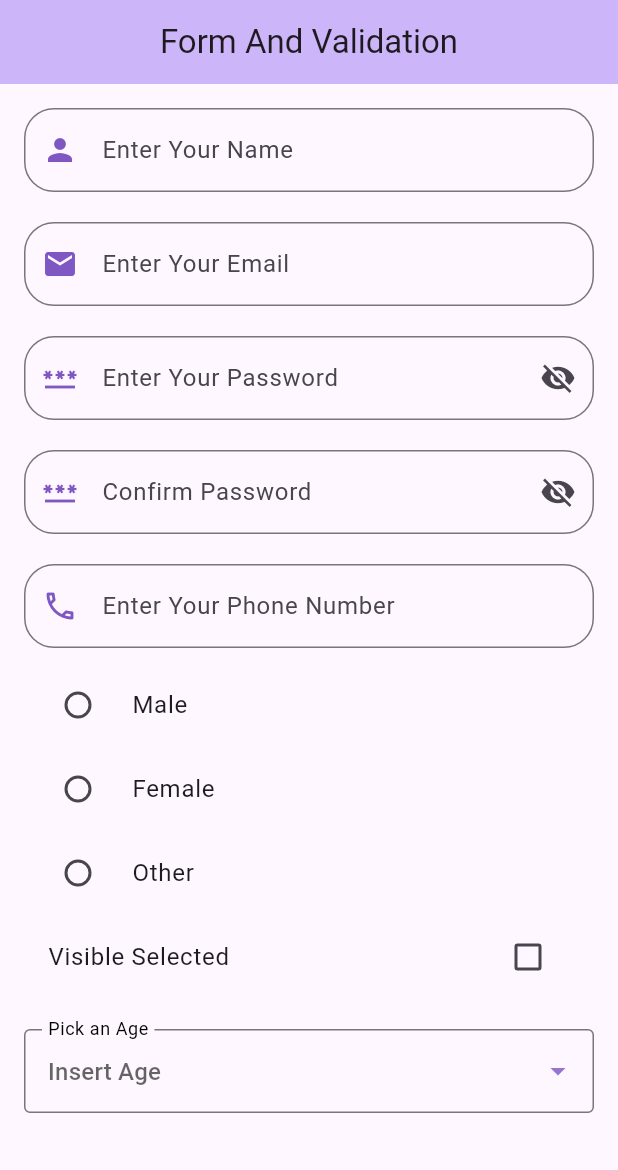
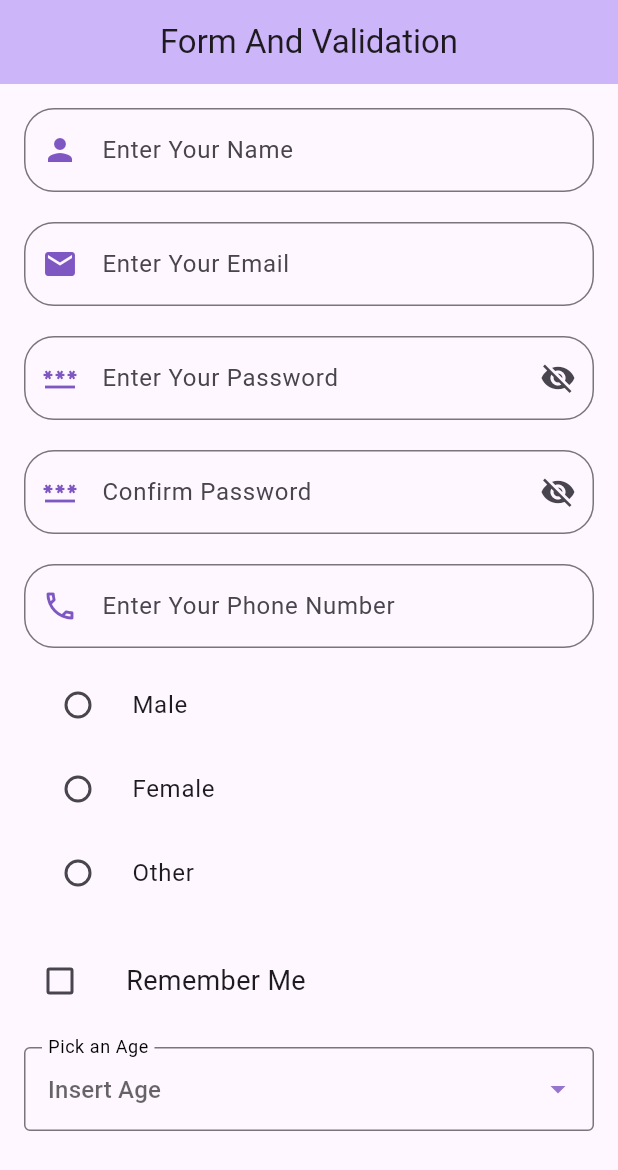
Before and after one commit to Ruhan130/ProvidersExample, a Flutter app: the screen it shows after launch, on a phone screen of 412 x 824 dp. Shown: the top 1170 px of the screen. Run offline on Flutter 3.47's test engine with Material 3 defaults, Android fonts, the phone set to English and light mode, and no system bars; our stand-ins replace image_picker, permission_handler.

```diff
--- a/lib/FormAndValidation/View/Form.dart
+++ b/lib/FormAndValidation/View/Form.dart
@@ -10,8 +10,8 @@ class FormAndValidations extends StatefulWidget {
 }
 
 class _FormAndValidationsState extends State<FormAndValidations> {
-  final _dronDownTextField = ["3-to-9", "9-to-16", "16-to25","25-to-50"];
-  String? _showDropDownValue ;
+  final _dronDownTextField = ["3-to-9", "9-to-16", "16-to25", "25-to-50"];
+  String? _showDropDownValue;
 
   TextEditingController mobileNumber = TextEditingController();
   bool _issPas = false;
@@ -20,14 +20,19 @@ class _FormAndValidationsState extends State<FormAndValidations> {
   final GlobalKey<FormState> _formKey = GlobalKey<FormState>();
   String? gender; // Gender validation
   String? genderError; // Error message for gender
+  String? checkboxError;
   bool checked = false;
+  String? dropDownError;
+
 
   void _formValidate() {
     setState(() {
       genderError = null; // Reset error message before validation
+      checkboxError = null;
+      dropDownError = null;
     });
 
-    if (_formKey.currentState!.validate() && gender != null) {
+    if (_formKey.currentState!.validate() && gender != null && checked &&_showDropDownValue != null) {
       print("Form is valid");
       print("Gender: $gender");
       print("Checked: $checked");
@@ -36,6 +41,16 @@ class _FormAndValidationsState extends State<FormAndValidations> {
       if (gender == null) {
         setState(() {
           genderError = "Please select a gender"; // Set error message
+        });
+      }
+      if (!checked) {
+        setState(() {
+          checkboxError = "You must accept the terms"; // Set checkbox error
+        });
+      }
+       if (_showDropDownValue == null) {
+        setState(() {
+         dropDownError = "Please select an option from dropdown"; // Set dropdown error
         });
       }
     }
@@ -75,7 +90,6 @@ class _FormAndValidationsState extends State<FormAndValidations> {
   @override
   Widget build(BuildContext context) {
     return Scaffold(
-
       appBar: AppBar(
         centerTitle: true,
         backgroundColor: const Color.fromARGB(255, 205, 181, 249),
@@ -86,8 +100,8 @@ class _FormAndValidationsState extends State<FormAndValidations> {
         child: Form(
           key: _formKey,
           child: SingleChildScrollView(
-            child: Column(
-              children: [
+            child:
+                Column(mainAxisAlignment: MainAxisAlignment.start, children: [
               TextFormField(
                 autovalidateMode: AutovalidateMode.onUserInteraction,
                 validator: (value) {
@@ -98,7 +112,7 @@ class _FormAndValidationsState extends State<FormAndValidations> {
                 },
                 decoration: InputDecoration(
                   hintText: "Enter Your Name",
-                    prefixIcon: Icon(Icons.person,color: Colors.deepPurple[400]),
+                  prefixIcon: Icon(Icons.person, color: Colors.deepPurple[400]),
                   border: OutlineInputBorder(
                     borderRadius: BorderRadius.circular(20),
                   ),
@@ -110,7 +124,7 @@ class _FormAndValidationsState extends State<FormAndValidations> {
                 validator: _checkEmail,
                 decoration: InputDecoration(
                   hintText: "Enter Your Email",
-                    prefixIcon:  Icon(Icons.email,color: Colors.deepPurple[400]),
+                  prefixIcon: Icon(Icons.email, color: Colors.deepPurple[400]),
                   border: OutlineInputBorder(
                     borderRadius: BorderRadius.circular(20),
                   ),
@@ -132,7 +146,8 @@ class _FormAndValidationsState extends State<FormAndValidations> {
                           ? const Icon(Icons.visibility)
                           : const Icon(Icons.visibility_off)),
                   hintText: "Enter Your Password",
-                         prefixIcon:  Icon(Icons.password,color: Colors.deepPurple[400]),
+                  prefixIcon:
+                      Icon(Icons.password, color: Colors.deepPurple[400]),
                   border: OutlineInputBorder(
                     borderRadius: BorderRadius.circular(20),
                   ),
@@ -154,7 +169,8 @@ class _FormAndValidationsState extends State<FormAndValidations> {
                           ? const Icon(Icons.visibility)
                           : const Icon(Icons.visibility_off)),
                   hintText: "Confirm Password",
-                      prefixIcon:  Icon(Icons.password,color: Colors.deepPurple[400]),
+                  prefixIcon:
+                      Icon(Icons.password, color: Colors.deepPurple[400]),
                   border: OutlineInputBorder(
                     borderRadius: BorderRadius.circular(20),
                   ),
@@ -168,13 +184,19 @@ class _FormAndValidationsState extends State<FormAndValidations> {
                 validator: _phoneValidate,
                 decoration: InputDecoration(
                   hintText: "Enter Your Phone Number",
-                      prefixIcon:  Icon(Icons.phone_outlined,color: Colors.deepPurple[400],),
+                  prefixIcon: Icon(
+                    Icons.phone_outlined,
+                    color: Colors.deepPurple[400],
+                  ),
                   border: OutlineInputBorder(
                     borderRadius: BorderRadius.circular(20),
                   ),
                 ),
               ),
               const SizedBox(height: 10.0),
+              Column(
+                mainAxisAlignment: MainAxisAlignment.start,
+                children: [
                   Column(
                     crossAxisAlignment: CrossAxisAlignment.start,
                     children: [
@@ -212,33 +234,37 @@ class _FormAndValidationsState extends State<FormAndValidations> {
                         },
                       ),
                       if (genderError != null)
-                      Padding(
-                        padding: const EdgeInsets.only(left: 16.0),
-                        child: Text(
+                        Text(
                           genderError!,
-                          style: TextStyle(color: Colors.red, fontSize: 12),
+                          style: const TextStyle(color: Colors.red),
                         ),
+                      SizedBox(
+                        height: 20,
                       ),
-                          CheckboxListTile(
-                  title: const Text("Visible Selected"),
+                      Row(
+                        children: [
+                          Checkbox(
                             value: checked,
                             onChanged: (value) {
                               setState(() {
                                 checked = value!;
+                                checkboxError =
+                                    null; // Clear error on selection
                               });
                             },
                           ),
-                checked == true
-                    ? Center(
-                      child: Text(
-                          "$gender",
-                          style: TextStyle(
-                              fontSize: 20,
-                              fontWeight: FontWeight.bold,
-                              color: Colors.grey[800]),
+                          const SizedBox(width: 20),
+                          const Text(
+                            "Remember Me",
+                            style: TextStyle(fontSize: 18),
                           ),
-                    )
-                    : Container(),
+                        ],
+                      ),
+                      if (checkboxError != null)
+                        Text(
+                          checkboxError!,
+                          style: const TextStyle(color: Colors.red),
+                        ),
                       const SizedBox(height: 10),
                     ],
                   ),
@@ -256,6 +282,7 @@ class _FormAndValidationsState extends State<FormAndValidations> {
                     onChanged: (value) {
                       setState(() {
                         _showDropDownValue = value as String;
+                        dropDownError = null ;
                       });
                     },
                     icon: Icon(
@@ -271,6 +298,14 @@ class _FormAndValidationsState extends State<FormAndValidations> {
                     ),
                     borderRadius: BorderRadius.circular(20),
                   ),
+                       if (dropDownError != null)
+                  Padding(
+                    padding: const EdgeInsets.only(top: 8.0),
+                    child: Text(
+                      dropDownError!,
+                      style: const TextStyle(color: Colors.red),
+                    ),
+                  ),
                   const SizedBox(
                     height: 140,
                   ),
@@ -282,11 +317,18 @@ class _FormAndValidationsState extends State<FormAndValidations> {
                     ),
                     child: ElevatedButton(
                       onPressed: _formValidate,
-                    child:  const Text("Submit",style: TextStyle(fontSize: 20, fontWeight: FontWeight.bold,color: Colors.blueGrey),),
+                      child: const Text(
+                        "Submit",
+                        style: TextStyle(
+                            fontSize: 20,
+                            fontWeight: FontWeight.bold,
+                            color: Colors.blueGrey),
+                      ),
                     ),
                   ),
                 ],
               ),
+            ]),
           ),
         ),
       ),
```
Lines whose indentation alone changed are shown as unchanged.
